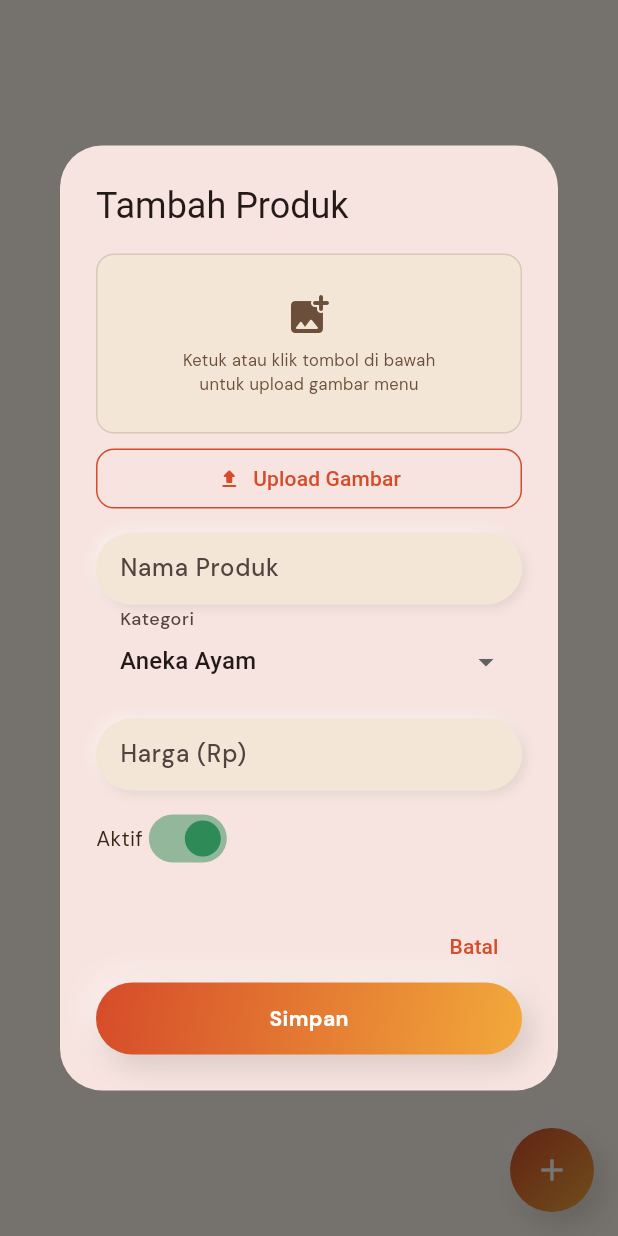
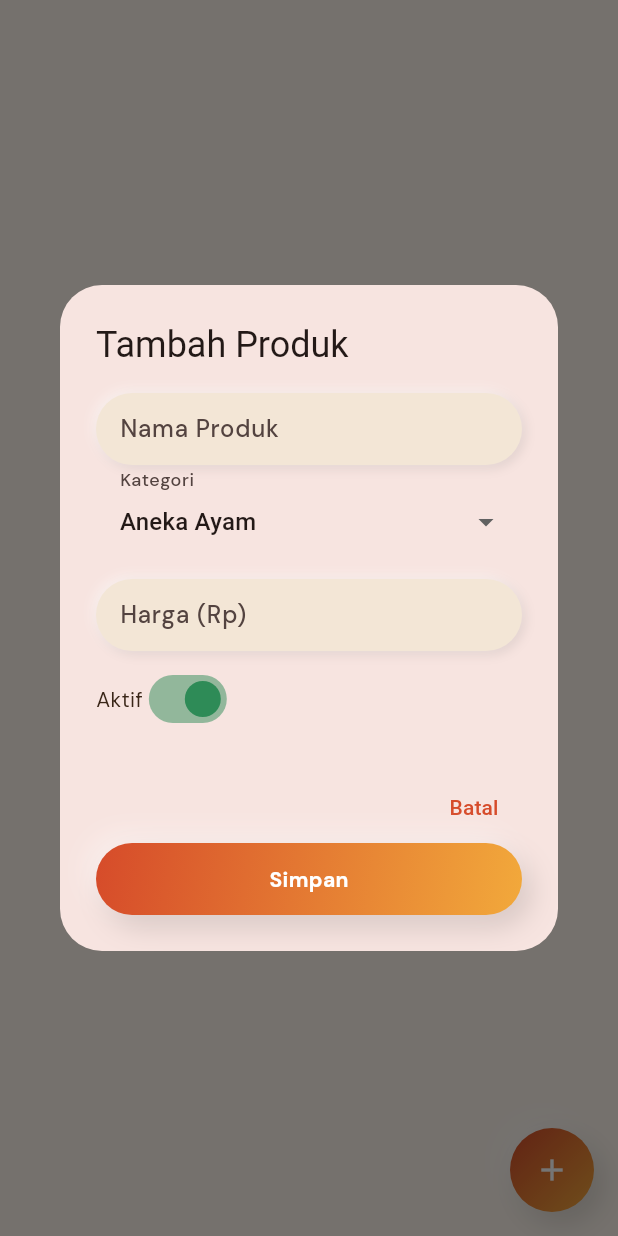
Before and after one commit to bangjunspot/projek_akhir_pab, a Flutter app: the ProductPage screen opened directly, after a tap on the "add" icon, on a phone screen of 412 x 824 dp. Run offline on Flutter 3.47's test engine with Material 3 defaults, Android fonts, the phone set to English and light mode, and no system bars; our stand-ins replace fl_chart, flutter_dotenv, flutter_local_notifications, google_fonts, supabase_flutter; accounts and stored records are empty.

Commit message:
Fix checkout stock/RLS, remove image upload feature, and build internal release setup

```diff
--- a/lib/features/product/product_page.dart
+++ b/lib/features/product/product_page.dart
@@ -1,8 +1,5 @@
-import 'dart:typed_data';
 import 'package:flutter/material.dart';
-import 'package:image_picker/image_picker.dart';
 import 'package:provider/provider.dart';
-import '../../core/services/product_service.dart';
 import '../../core/utils/emoji_filter.dart';
 import '../../core/utils/input_validators.dart';
 import '../../core/utils/currency_formatter.dart';
@@ -25,17 +22,19 @@ class ProductPage extends StatefulWidget {
 
 class _ProductPageState extends State<ProductPage> {
   static const List<String> _categoryOptions = [
-    'Aneka Ayam', 'Aneka Nasi Goreng', 'Aneka Indomie', 'Minuman', 'Lainnya',
+    'Aneka Ayam',
+    'Aneka Nasi Goreng',
+    'Aneka Indomie',
+    'Minuman',
+    'Lainnya',
   ];
-  final ProductService _productService = ProductService();
-  final _picker = ImagePicker();
-
   List<String> _orderedCategories(Iterable<String> keys) {
     final ordered = <String>[];
     for (final key in _categoryOptions) {
       if (keys.contains(key)) ordered.add(key);
     }
-    final extras = keys.where((k) => !_categoryOptions.contains(k)).toList()..sort();
+    final extras = keys.where((k) => !_categoryOptions.contains(k)).toList()
+      ..sort();
     ordered.addAll(extras);
     return ordered;
   }
@@ -66,14 +65,17 @@ class _ProductPageState extends State<ProductPage> {
     if (!mounted) return;
     ScaffoldMessenger.of(context).showSnackBar(
       SnackBar(
-        content: Row(children: [
+        content: Row(
+          children: [
             Icon(
               success ? Icons.check_circle_rounded : Icons.error_rounded,
-            color: Colors.white, size: 18,
+              color: Colors.white,
+              size: 18,
             ),
             const SizedBox(width: 8),
             Expanded(child: Text(message)),
-        ]),
+          ],
+        ),
         backgroundColor: success ? ClayColors.success : Colors.red.shade600,
         behavior: SnackBarBehavior.floating,
         shape: RoundedRectangleBorder(borderRadius: BorderRadius.circular(12)),
@@ -93,115 +95,20 @@ class _ProductPageState extends State<ProductPage> {
     String selectedCategory = product?.category?.trim().isNotEmpty == true
         ? product!.category!.trim()
         : _categoryOptions.first;
-    if (!_categoryOptions.contains(selectedCategory)) selectedCategory = 'Lainnya';
+    if (!_categoryOptions.contains(selectedCategory)) {
+      selectedCategory = 'Lainnya';
+    }
 
     bool isActive = product?.isActive ?? true;
     String? currentImageUrl = product?.imageUrl;
-
-    // Image state — dikelola DALAM dialog via setStateDialog
-    Uint8List? pickedBytes;
-    String? pickedName;
-    bool isUploading = false;
 
     final formKey = GlobalKey<FormState>();
 
     final result = await showDialog<bool>(
       context: context,
       builder: (dialogCtx) {
-        return StatefulBuilder(builder: (dialogCtx, setStateDialog) {
-
-          // ── Fungsi pick gambar di dalam StatefulBuilder ──────────────
-          Future<void> pickImage() async {
-            try {
-              final picked = await _picker.pickImage(
-                source: ImageSource.gallery,
-                imageQuality: 75,
-              );
-              if (picked == null) return;
-              final bytes = await picked.readAsBytes();
-              final name =
-                  '${DateTime.now().millisecondsSinceEpoch}_${picked.name}';
-              setStateDialog(() {
-                pickedBytes = bytes;
-                pickedName = name;
-              });
-            } catch (e) {
-              if (dialogCtx.mounted) {
-                ScaffoldMessenger.of(dialogCtx).showSnackBar(SnackBar(
-                  content: Text('Gagal memilih gambar: $e'),
-                  backgroundColor: Colors.red,
-                ));
-              }
-            }
-          }
-
-          // ── Preview gambar ──────────────────────────────────────────
-          Widget imagePreview() {
-            if (pickedBytes != null) {
-              // Gambar baru yang baru dipilih
-              return Stack(children: [
-                ClipRRect(
-                  borderRadius: BorderRadius.circular(12),
-                  child: Image.memory(
-                    pickedBytes!,
-                    height: 120,
-                    width: double.infinity,
-                    fit: BoxFit.cover,
-                  ),
-                ),
-                Positioned(
-                  top: 6, right: 6,
-                  child: Container(
-                    padding: const EdgeInsets.symmetric(
-                        horizontal: 8, vertical: 4),
-                    decoration: BoxDecoration(
-                      color: ClayColors.success,
-                      borderRadius: BorderRadius.circular(8),
-                    ),
-                    child: const Row(
-                      mainAxisSize: MainAxisSize.min,
-                      children: [
-                        Icon(Icons.check_circle_rounded,
-                            color: Colors.white, size: 12),
-                        SizedBox(width: 4),
-                        Text('Terpilih',
-                            style: TextStyle(
-                                color: Colors.white, fontSize: 10)),
-                      ],
-                    ),
-                  ),
-                ),
-              ]);
-            }
-            if (currentImageUrl != null && currentImageUrl!.isNotEmpty) {
-              return Stack(children: [
-                ClipRRect(
-                  borderRadius: BorderRadius.circular(12),
-                  child: Image.network(
-                    currentImageUrl!,
-                    height: 120,
-                    width: double.infinity,
-                    fit: BoxFit.cover,
-                    errorBuilder: (c, e, s) => _emptyImagePlaceholder(),
-                  ),
-                ),
-                Positioned(
-                  bottom: 6, right: 6,
-                  child: Container(
-                    padding: const EdgeInsets.all(5),
-                    decoration: BoxDecoration(
-                      color: ClayColors.primary,
-                      borderRadius: BorderRadius.circular(7),
-                    ),
-                    child: const Icon(Icons.edit_rounded,
-                        color: Colors.white, size: 14),
-                  ),
-                ),
-              ]);
-            }
-            return _emptyImagePlaceholder();
-          }
-
+        return StatefulBuilder(
+          builder: (dialogCtx, setStateDialog) {
             return AlertDialog(
               title: Text(product == null ? 'Tambah Produk' : 'Edit Produk'),
               // ── SizedBox(width: double.maxFinite) agar tidak melebar ──
@@ -210,38 +117,9 @@ class _ProductPageState extends State<ProductPage> {
                 child: Form(
                   key: formKey,
                   child: SingleChildScrollView(
-                  child: Column(mainAxisSize: MainAxisSize.min, children: [
-                    // ── Gambar: klik area ATAU tombol upload ───────────
-                    GestureDetector(
-                      onTap: pickImage,
-                      child: imagePreview(),
-                    ),
-                    const SizedBox(height: 6),
-                    // Tombol upload eksplisit
-                    SizedBox(
-                      width: double.infinity,
-                      child: OutlinedButton.icon(
-                        onPressed: isUploading ? null : pickImage,
-                        icon: isUploading
-                            ? const SizedBox(
-                                width: 14, height: 14,
-                                child: CircularProgressIndicator(
-                                    strokeWidth: 2))
-                            : const Icon(Icons.upload_rounded, size: 16),
-                        label: Text(pickedBytes != null
-                            ? 'Ganti Gambar'
-                            : 'Upload Gambar'),
-                        style: OutlinedButton.styleFrom(
-                          foregroundColor: ClayColors.primary,
-                          side: BorderSide(color: ClayColors.primary),
-                          shape: RoundedRectangleBorder(
-                              borderRadius: BorderRadius.circular(12)),
-                          padding: const EdgeInsets.symmetric(
-                              horizontal: 12, vertical: 8),
-                        ),
-                      ),
-                    ),
-                    const SizedBox(height: 12),
+                    child: Column(
+                      mainAxisSize: MainAxisSize.min,
+                      children: [
                         ClayInput(
                           controller: nameController,
                           label: 'Nama Produk',
@@ -251,12 +129,17 @@ class _ProductPageState extends State<ProductPage> {
                         ),
                         const SizedBox(height: 10),
                         DropdownButtonFormField<String>(
-                      value: selectedCategory,
-                      decoration:
-                          const InputDecoration(labelText: 'Kategori'),
+                          initialValue: selectedCategory,
+                          decoration: const InputDecoration(
+                            labelText: 'Kategori',
+                          ),
                           items: _categoryOptions
-                          .map((c) => DropdownMenuItem<String>(
-                              value: c, child: Text(c)))
+                              .map(
+                                (c) => DropdownMenuItem<String>(
+                                  value: c,
+                                  child: Text(c),
+                                ),
+                              )
                               .toList(),
                           onChanged: (val) {
                             if (val != null) {
@@ -287,16 +170,19 @@ class _ProductPageState extends State<ProductPage> {
                           },
                         ),
                         const SizedBox(height: 8),
-                    Row(children: [
+                        Row(
+                          children: [
                             const Text('Aktif'),
                             Switch(
                               value: isActive,
-                        activeColor: ClayColors.success,
+                              activeThumbColor: ClayColors.success,
                               onChanged: (val) =>
                                   setStateDialog(() => isActive = val),
                             ),
-                    ]),
-                  ]),
+                          ],
+                        ),
+                      ],
+                    ),
                   ),
                 ),
               ),
@@ -315,7 +201,8 @@ class _ProductPageState extends State<ProductPage> {
                 ),
               ],
             );
-        });
+          },
+        );
       },
     );
 
@@ -327,23 +214,6 @@ class _ProductPageState extends State<ProductPage> {
 
     final rawPrice = priceController.text.replaceAll(RegExp(r'[^\d]'), '');
     final price = double.tryParse(rawPrice) ?? 0;
-
-    // Upload gambar ke Supabase jika ada gambar baru
-    String? finalImageUrl = currentImageUrl;
-    if (pickedBytes != null && pickedName != null) {
-      final uploaded =
-          await _productService.uploadProductImage(pickedBytes!, pickedName!);
-      if (uploaded != null) {
-        finalImageUrl = uploaded;
-      } else {
-        if (mounted) {
-          _showSnackBar(
-              'Gambar gagal diupload ke server, produk disimpan tanpa gambar.',
-              success: false);
-        }
-      }
-    }
-
     if (!mounted) return;
 
     final newProduct = Product(
@@ -353,7 +223,7 @@ class _ProductPageState extends State<ProductPage> {
           ? 'Lainnya'
           : selectedCategory.trim(),
       price: price,
-      imageUrl: finalImageUrl,
+      imageUrl: currentImageUrl,
       isActive: isActive,
       createdAt: product?.createdAt,
     );
@@ -379,7 +249,10 @@ class _ProductPageState extends State<ProductPage> {
 
   /// Toggle aktif/nonaktif — hanya bisa aktif jika ada stok
   Future<void> _toggleActive(
-      Product product, bool newValue, Map<String, int> stockMap) async {
+    Product product,
+    bool newValue,
+    Map<String, int> stockMap,
+  ) async {
     final stock = stockMap[product.id] ?? 0;
 
     if (newValue && stock <= 0) {
@@ -392,16 +265,22 @@ class _ProductPageState extends State<ProductPage> {
     }
 
     final updated = Product(
-      id: product.id, name: product.name, category: product.category,
-      price: product.price, imageUrl: product.imageUrl,
-      isActive: newValue, createdAt: product.createdAt,
+      id: product.id,
+      name: product.name,
+      category: product.category,
+      price: product.price,
+      imageUrl: product.imageUrl,
+      isActive: newValue,
+      createdAt: product.createdAt,
     );
     try {
       await context.read<ProductProvider>().updateProduct(updated);
       if (!mounted) return;
-      _showSnackBar(newValue
+      _showSnackBar(
+        newValue
             ? '"${product.name}" diaktifkan'
-          : '"${product.name}" dinonaktifkan');
+            : '"${product.name}" dinonaktifkan',
+      );
     } catch (e) {
       if (!mounted) return;
       _showSnackBar('Gagal mengubah status: $e', success: false);
@@ -413,25 +292,33 @@ class _ProductPageState extends State<ProductPage> {
       context: context,
       builder: (ctx) => AlertDialog(
         shape: RoundedRectangleBorder(borderRadius: BorderRadius.circular(20)),
-        title: Row(children: [
+        title: Row(
+          children: [
             Container(
               padding: const EdgeInsets.all(8),
               decoration: BoxDecoration(
                 color: Colors.red.withAlpha(25),
-                borderRadius: BorderRadius.circular(10)),
-            child: Icon(Icons.delete_rounded,
-                color: Colors.red.shade400, size: 18),
+                borderRadius: BorderRadius.circular(10),
+              ),
+              child: Icon(
+                Icons.delete_rounded,
+                color: Colors.red.shade400,
+                size: 18,
+              ),
             ),
             const SizedBox(width: 10),
             const Text('Hapus Menu'),
-        ]),
+          ],
+        ),
         content: RichText(
           text: TextSpan(
             style: DefaultTextStyle.of(ctx).style,
             children: [
               const TextSpan(text: 'Hapus menu '),
-              TextSpan(text: product.name,
-                  style: const TextStyle(fontWeight: FontWeight.bold)),
+              TextSpan(
+                text: product.name,
+                style: const TextStyle(fontWeight: FontWeight.bold),
+              ),
               const TextSpan(text: '?\n\nAksi ini tidak bisa dibatalkan.'),
             ],
           ),
@@ -439,13 +326,15 @@ class _ProductPageState extends State<ProductPage> {
         actions: [
           TextButton(
             onPressed: () => Navigator.pop(ctx, false),
-              child: const Text('Batal')),
+            child: const Text('Batal'),
+          ),
           ElevatedButton(
             style: ElevatedButton.styleFrom(
               backgroundColor: Colors.red.shade400,
               foregroundColor: Colors.white,
               shape: RoundedRectangleBorder(
-                  borderRadius: BorderRadius.circular(12)),
+                borderRadius: BorderRadius.circular(12),
+              ),
             ),
             onPressed: () => Navigator.pop(ctx, true),
             child: const Text('Hapus'),
@@ -461,30 +350,6 @@ class _ProductPageState extends State<ProductPage> {
       if (!mounted) return;
       _showSnackBar('Gagal hapus menu: $e', success: false);
     }
-  }
-
-  Widget _emptyImagePlaceholder() {
-    return Container(
-      height: 120,
-      width: double.infinity,
-      decoration: BoxDecoration(
-        color: ClayColors.surfaceAlt,
-        borderRadius: BorderRadius.circular(12),
-        border: Border.all(
-          color: ClayColors.textMuted.withAlpha(50),
-          style: BorderStyle.solid,
-        ),
-      ),
-      child: Column(mainAxisAlignment: MainAxisAlignment.center, children: [
-        Icon(Icons.add_photo_alternate_rounded,
-            size: 32, color: ClayColors.textMuted),
-        const SizedBox(height: 6),
-        Text('Ketuk atau klik tombol di bawah',
-            style: TextStyle(fontSize: 11, color: ClayColors.textMuted)),
-        Text('untuk upload gambar menu',
-            style: TextStyle(fontSize: 11, color: ClayColors.textMuted)),
-      ]),
-    );
   }
 
   @override
@@ -506,7 +371,9 @@ class _ProductPageState extends State<ProductPage> {
 
     return Scaffold(
       floatingActionButton: ClayFab(
-          icon: Icons.add, onPressed: () => _openProductForm()),
+        icon: Icons.add,
+        onPressed: () => _openProductForm(),
+      ),
       body: products.isEmpty
           ? const Center(child: Text('Belum ada produk.'))
           : ListView(
@@ -517,40 +384,60 @@ class _ProductPageState extends State<ProductPage> {
                 for (final category in categories) {
                   final items = grouped[category] ?? [];
                   if (items.isEmpty) continue;
-                  widgets.add(Padding(
+                  widgets.add(
+                    Padding(
                       padding: const EdgeInsets.fromLTRB(16, 16, 16, 8),
-                    child: Text(category,
-                        style: Theme.of(context).textTheme.titleLarge),
-                  ));
-                  widgets.addAll(items.map((product) {
+                      child: Text(
+                        category,
+                        style: Theme.of(context).textTheme.titleLarge,
+                      ),
+                    ),
+                  );
+                  widgets.addAll(
+                    items.map((product) {
                       final idx = itemIndex++;
                       final stock = stockMap[product.id] ?? 0;
                       final stockEmpty = stock <= 0;
                       return Padding(
                         padding: const EdgeInsets.symmetric(
-                          horizontal: 16, vertical: 6),
+                          horizontal: 16,
+                          vertical: 6,
+                        ),
                         child: ClayFadeSlide(
                           index: idx,
                           child: ClayCard(
                             padding: const EdgeInsets.symmetric(
-                              horizontal: 14, vertical: 10),
-                          child: Row(children: [
+                              horizontal: 14,
+                              vertical: 10,
+                            ),
+                            child: Row(
+                              children: [
                                 // Thumbnail dihilangkan agar tampilan lebih ringkas
                                 Expanded(
                                   child: Column(
-                                  crossAxisAlignment: CrossAxisAlignment.start,
+                                    crossAxisAlignment:
+                                        CrossAxisAlignment.start,
                                     children: [
-                                    Text(product.name,
+                                      Text(
+                                        product.name,
                                         style: const TextStyle(
-                                            fontWeight: FontWeight.w600),
-                                        overflow: TextOverflow.ellipsis),
+                                          fontWeight: FontWeight.w600,
+                                        ),
+                                        overflow: TextOverflow.ellipsis,
+                                      ),
                                       const SizedBox(height: 2),
-                                    Text(formatRupiah(product.price),
+                                      Text(
+                                        formatRupiah(product.price),
                                         style: TextStyle(
                                           fontSize: 12,
-                                            color: ClayColors.primary)),
+                                          color: ClayColors.primary,
+                                        ),
+                                      ),
                                       const SizedBox(height: 4),
-                                    Wrap(spacing: 4, runSpacing: 4, children: [
+                                      Wrap(
+                                        spacing: 4,
+                                        runSpacing: 4,
+                                        children: [
                                           _StatusBadge(
                                             label: stockEmpty
                                                 ? 'Stok Habis'
@@ -562,9 +449,12 @@ class _ProductPageState extends State<ProductPage> {
                                           if (!product.isActive)
                                             const _StatusBadge(
                                               label: 'Nonaktif',
-                                            color: Colors.grey),
-                                    ]),
-                                  ]),
+                                              color: Colors.grey,
+                                            ),
+                                        ],
+                                      ),
+                                    ],
+                                  ),
                                 ),
                                 // Toggle: disabled jika stok habis (auto-manage)
                                 Column(
@@ -581,11 +471,15 @@ class _ProductPageState extends State<ProductPage> {
                                         child: Switch(
                                           value: product.isActive,
                                           // Jika stok habis dan sedang nonaktif, toggle dikunci
-                                      onChanged: (stockEmpty && !product.isActive)
+                                          onChanged:
+                                              (stockEmpty && !product.isActive)
                                               ? null
                                               : (val) => _toggleActive(
-                                              product, val, stockMap),
-                                      activeColor: ClayColors.success,
+                                                  product,
+                                                  val,
+                                                  stockMap,
+                                                ),
+                                          activeThumbColor: ClayColors.success,
                                           materialTapTargetSize:
                                               MaterialTapTargetSize.shrinkWrap,
                                         ),
@@ -604,18 +498,21 @@ class _ProductPageState extends State<ProductPage> {
                                 ),
                                 IconButton(
                                   icon: const Icon(Icons.edit, size: 20),
-                              onPressed: () => _openProductForm(product: product),
+                                  onPressed: () =>
+                                      _openProductForm(product: product),
                                 ),
                                 IconButton(
                                   icon: const Icon(Icons.delete, size: 20),
                                   color: Colors.red.shade300,
                                   onPressed: () => _deleteProduct(product),
                                 ),
-                          ]),
+                              ],
+                            ),
                           ),
                         ),
                       );
-                  }));
+                    }),
+                  );
                 }
                 return widgets;
               }(),
@@ -633,10 +530,17 @@ class _StatusBadge extends StatelessWidget {
     return Container(
       padding: const EdgeInsets.symmetric(horizontal: 6, vertical: 2),
       decoration: BoxDecoration(
-          color: color.withAlpha(28), borderRadius: BorderRadius.circular(6)),
-      child: Text(label,
+        color: color.withAlpha(28),
+        borderRadius: BorderRadius.circular(6),
+      ),
+      child: Text(
+        label,
         style: TextStyle(
-              fontSize: 10, color: color, fontWeight: FontWeight.w600)),
+          fontSize: 10,
+          color: color,
+          fontWeight: FontWeight.w600,
+        ),
+      ),
     );
   }
 }
--- a/pubspec.yaml
+++ b/pubspec.yaml
@@ -16,7 +16,6 @@ dependencies:
   fl_chart: ^0.69.0
   google_fonts: ^6.2.1
   intl: ^0.19.0
-  image_picker: ^1.1.2
 
 dev_dependencies:
   flutter_test:
```
Also changed, not shown: lib/core/services/product_service.dart (+0 -20 lines), lib/features/kasir/kasir_page.dart (+51 -21 lines), pubspec.lock, 9 other files. Lines whose indentation alone changed are shown as unchanged.
